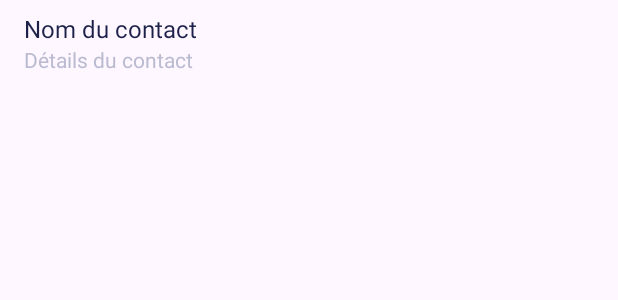
After one commit to ATuffery/salespath, an Android app: the layout item_step_route.xml on its own in the app's theme, with its tools: preview values and no code run, on a phone screen of 412 x 824 dp. The commit adds this screen. Shown: the top 300 px of the screen. Run offline under Robolectric (Android 15) with nearby library versions, the phone set to English and light mode, and no system bars; network calls fail.

Commit message:
Routes list

```diff
--- a/SalesPathApp/app/src/main/java/fr/iutrodez/salespathapp/BaseActivity.java
+++ b/SalesPathApp/app/src/main/java/fr/iutrodez/salespathapp/BaseActivity.java
@@ -10,6 +10,7 @@ import androidx.appcompat.app.AppCompatActivity;
 import fr.iutrodez.salespathapp.auth.LoginActivity;
 import fr.iutrodez.salespathapp.contact.ContactsActivity;
 import fr.iutrodez.salespathapp.itinerary.ItinerariesActivity;
+import fr.iutrodez.salespathapp.route.RouteListActivity;
 import fr.iutrodez.salespathapp.user.MyAccountActivity;
 import fr.iutrodez.salespathapp.utils.Utils;
 
@@ -65,6 +66,8 @@ public class BaseActivity extends AppCompatActivity {
 
         } else if (id == R.id.nav_parcours) {
             // Action pour "Mes parcours"
+            Intent intent = new Intent(this, RouteListActivity.class);
+            startActivity(intent);
             return true;
 
         } else if (id == R.id.nav_itineraires) {
--- /dev/null
+++ b/SalesPathApp/app/src/main/res/layout/item_step_route.xml
@@ -0,0 +1,37 @@
+<LinearLayout
+    xmlns:android="http://schemas.android.com/apk/res/android"
+    android:layout_width="match_parent"
+    android:layout_height="wrap_content"
+    android:orientation="horizontal"
+    android:padding="8dp">
+
+    <ImageView
+        android:id="@+id/icon"
+        android:layout_gravity="center"
+        android:layout_width="wrap_content"
+        android:layout_height="wrap_content" />
+
+    <LinearLayout
+        android:layout_width="0dp"
+        android:layout_height="wrap_content"
+        android:layout_weight="1"
+        android:orientation="vertical"
+        android:layout_marginStart="8dp">
+
+        <TextView
+            android:id="@+id/tv_name"
+            android:layout_width="wrap_content"
+            android:layout_height="wrap_content"
+            android:text="Nom du contact"
+            android:textSize="16sp"
+            android:textColor="@color/black" />
+
+        <TextView
+            android:id="@+id/tv_details"
+            android:layout_width="wrap_content"
+            android:layout_height="wrap_content"
+            android:text="Détails du contact"
+            android:textSize="14sp"
+            android:textColor="@color/grey" />
+    </LinearLayout>
+</LinearLayout>
--- a/SalesPathApp/app/src/main/res/values/strings.xml
+++ b/SalesPathApp/app/src/main/res/values/strings.xml
@@ -11,6 +11,7 @@
     <string name="login">Déjà un compte ? Connectez-vous.</string>
     <string name="contacts">Mes contacts</string>
     <string name="itineraries">Mes itinéraires</string>
+    <string name="tours">Mes tournées</string>
     <string name="add">Ajouter</string>
     <string name="addContact">Ajouter un contact</string>
     <string name="editContact">Modifier un contact</string>
```
Also changed, not shown: SalesPathApp/app/src/main/java/fr/iutrodez/salespathapp/data/RouteData.java (+86 -0 lines), SalesPathApp/app/src/main/java/fr/iutrodez/salespathapp/route/RouteDetailsActivity.java (added, +62 -0 lines), SalesPathApp/app/src/main/java/fr/iutrodez/salespathapp/route/RouteListActivity.java (added, +68 -0 lines), SalesPathApp/app/src/main/java/fr/iutrodez/salespathapp/route/RouteStepAdapter.java (added, +71 -0 lines), SalesPathApp/app/src/main/res/layout/activity_route_details.xml (added, +84 -0 lines), SalesPathApp/app/src/main/res/layout/activity_route_list.xml (added, +28 -0 lines), SalesPathApp/app/src/main/res/drawable/skiped.png (added), SalesPathApp/app/src/main/res/drawable/unvisited.png (added), SalesPathApp/app/src/main/res/drawable/visited.png (added).
